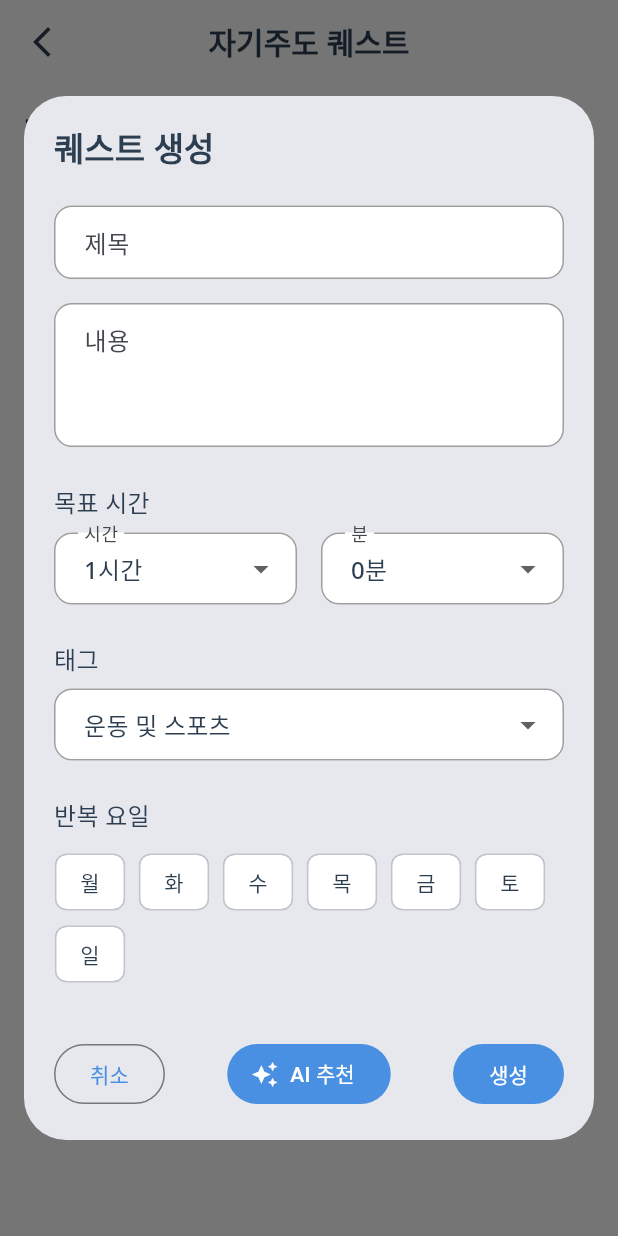
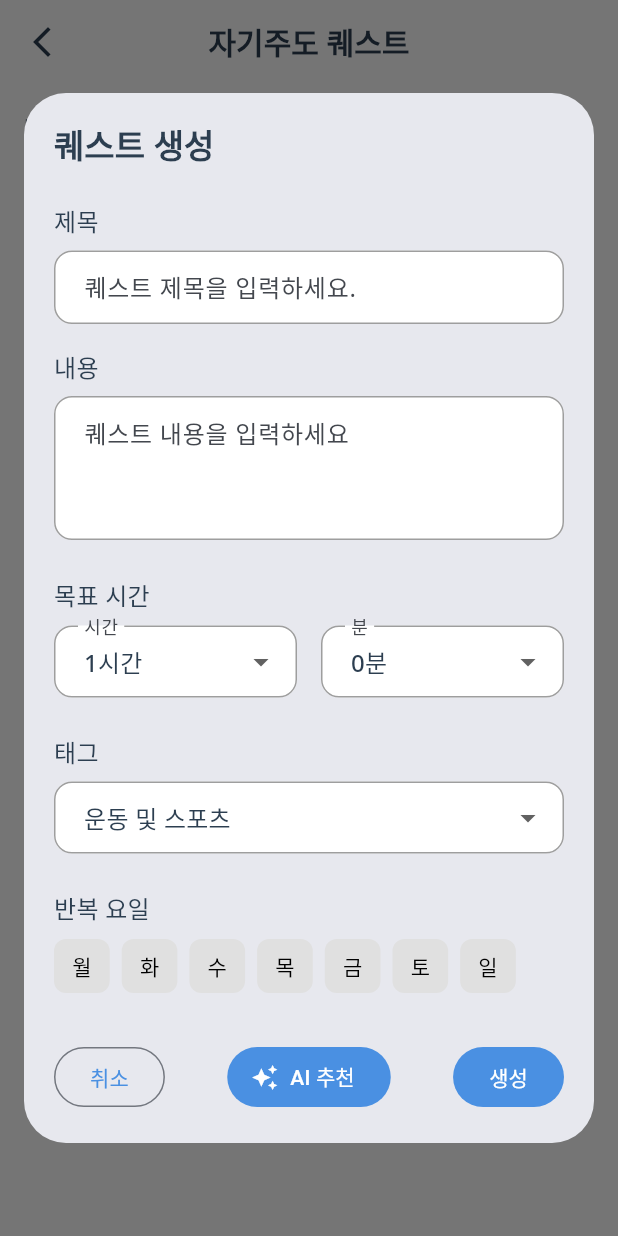
Before and after one commit to YoungGilMad/frontend, a Flutter app: the DailyQuestScreen screen opened directly, after a tap on "자기주도 퀘스트 생성하기", on a phone screen of 412 x 824 dp. Run offline on Flutter 3.47's test engine with Material 3 defaults, Android fonts, the phone set to English and light mode, and no system bars; our stand-ins replace fl_chart, flutter_dotenv, google_fonts, shared_preferences; accounts and stored records are empty.

Commit message:
develop: quest screen ui and add quest detail screen

```diff
--- /dev/null
+++ b/lib/data/models/quest_item_model.dart
@@ -0,0 +1,20 @@
+
+class QuestItem {
+  final String id;
+  final String title;
+  final String description;
+  final DateTime? deadline;
+  final bool isCompleted;
+  final String difficulty;
+  final DateTime createdAt;
+
+  QuestItem({
+    required this.id,
+    required this.title,
+    required this.description,
+    this.deadline,
+    this.isCompleted = false,
+    required this.difficulty,
+    required this.createdAt,
+  });
+}
--- a/lib/main.dart
+++ b/lib/main.dart
@@ -1,3 +1,4 @@
+import 'package:app_beh/presentation/screens/home/home_screen.dart';
 import 'package:flutter/material.dart';
 import 'package:provider/provider.dart';
 import 'package:flutter_dotenv/flutter_dotenv.dart';
@@ -36,7 +37,8 @@ class MyApp extends StatelessWidget {
       title: 'BeHero',
       debugShowCheckedModeBanner: false,
       theme: AppTheme.lightTheme,  // 여기서 AppTheme 적용
-      home: const InitialScreen(),
+      home: HomeScreen(),
+      // home: const InitialScreen(),
     );
   }
 }
--- a/lib/presentation/screens/quest/daily_quest_screen.dart
+++ b/lib/presentation/screens/quest/daily_quest_screen.dart
@@ -3,8 +3,13 @@ import 'package:http/http.dart' as http;
 import 'dart:convert';
 import '../../widgets/common/app_bar_widget.dart';
 import '../../widgets/quest/quest_list_widget.dart';
+import '/data/models/quest_item_model.dart';
 
 class DailyQuestScreen extends StatefulWidget {
+  // final int userId; // 사용자 ID
+
+  // const DailyQuestScreen({super.key, required this.userId});
+
   const DailyQuestScreen({super.key});
 
   @override
@@ -12,7 +17,10 @@ class DailyQuestScreen extends StatefulWidget {
 }
 
 class _DailyQuestScreenState extends State<DailyQuestScreen> {
+
   final List<QuestItem> _quests = [];
+  // List<Map<String, dynamic>> _quests = [];
+
   final List<String> tags = [
     '운동 및 스포츠',
     '공부',
@@ -23,11 +31,86 @@ class _DailyQuestScreenState extends State<DailyQuestScreen> {
   ];
 
   final List<String> _days = ['월', '화', '수', '목', '금', '토', '일'];
-  final Map<String, bool> _selectedDays = {
+  Map<String, bool> _selectedDays = {
     '월': false, '화': false, '수': false,
     '목': false, '금': false, '토': false, '일': false,
   };
 
+  // @override
+  // void initState() {
+  //   super.initState();
+  //   _fetchQuests(); // 앱 실행 시 퀘스트 불러오기
+  // }
+
+  // /// 백엔드 통신 함수 (HTTP)
+  // // ✅ 퀘스트 리스트 조회 (GET 요청)
+  // Future<void> _fetchQuests() async {
+  //   final url = Uri.parse('https://your-api.com/quest/info/${widget.userId}');
+  //   final response = await http.get(url);
+  //
+  //   if (response.statusCode == 200) {
+  //     setState(() {
+  //       _quests = List<Map<String, dynamic>>.from(json.decode(response.body));
+  //     });
+  //   } else {
+  //     print("Error fetching quests: ${response.body}");
+  //   }
+  // }
+  //
+  // /// ✅ 새로운 퀘스트 생성 (POST 요청)
+  // Future<void> _createQuest(String todo) async {
+  //   final url = Uri.parse('https://your-api.com/quest/self-gen/${widget.userId}');
+  //   final response = await http.post(
+  //     url,
+  //     headers: {"Content-Type": "application/json"},
+  //     body: json.encode({"todo": todo}),
+  //   );
+  //
+  //   if (response.statusCode == 200) {
+  //     _fetchQuests(); // ✅ 퀘스트 다시 불러오기
+  //   } else {
+  //     print("Error creating quest: ${response.body}");
+  //   }
+  // }
+  //
+  // /// ✅ 퀘스트 완료 처리 (POST 요청)
+  // Future<void> _completeQuest(int questId) async {
+  //   final url = Uri.parse('https://your-api.com/quest/self-clear/$questId');
+  //   final response = await http.post(url);
+  //
+  //   if (response.statusCode == 200) {
+  //     _fetchQuests(); // ✅ 완료 후 퀘스트 목록 갱신
+  //   } else {
+  //     print("Error completing quest: ${response.body}");
+  //   }
+  // }
+  //
+  // /// ✅ 퀘스트 삭제 (DELETE 요청)
+  // Future<void> _deleteQuest(int questId) async {
+  //   final url = Uri.parse('https://your-api.com/quest/remove/$questId');
+  //   final response = await http.delete(url);
+  //
+  //   if (response.statusCode == 200) {
+  //     _fetchQuests(); // ✅ 삭제 후 퀘스트 목록 갱신
+  //   } else {
+  //     print("Error deleting quest: ${response.body}");
+  //   }
+  // }
+
+  // 난이도
+  String getDifficulty(int selectedHours) {
+    if (selectedHours >= 0 && selectedHours < 2) {
+      return 'easy'; // 0, 1
+    } else if (selectedHours > 1 && selectedHours < 5) {
+      return 'medium'; // 2, 3, 4
+    } else if (selectedHours > 4 && selectedHours < 7) {
+      return 'hard'; // 5, 6
+    } else {
+      return 'UNKNOWN'; // 범위를 벗어난 경우 기본값
+    }
+  }
+
+  // 퀘스트 생성 다이얼로그
   void _showQuestCreationDialog() {
     final TextEditingController titleController = TextEditingController();
     final TextEditingController contentController = TextEditingController();
@@ -36,8 +119,8 @@ class _DailyQuestScreenState extends State<DailyQuestScreen> {
     int selectedMinutes = 0;
 
     showDialog(
-      context: context,
-      builder: (context) => Dialog(
+      context: context, builder: (context) => StatefulBuilder(  // StatefulBuilder 추가
+      builder: (context, setDialogState) => Dialog(
         insetPadding: const EdgeInsets.all(16),
         child: Container(
           width: double.infinity,
@@ -56,22 +139,30 @@ class _DailyQuestScreenState extends State<DailyQuestScreen> {
                 const SizedBox(height: 24),
 
                 // 제목 입력
+                Text(
+                  "제목",
+                  style: Theme.of(context).textTheme.titleMedium,
+                ),
+                const SizedBox(height: 8),
                 TextField(
                   controller: titleController,
                   decoration: const InputDecoration(
-                    labelText: '제목',
-                    hintText: '퀘스트 제목을 입력하세요',
+                    hintText: '퀘스트 제목을 입력하세요.',
                     border: OutlineInputBorder(),
                   ),
                 ),
                 const SizedBox(height: 16),
 
                 // 내용 입력
+                Text(
+                  "내용",
+                  style: Theme.of(context).textTheme.titleMedium,
+                ),
+                const SizedBox(height: 8),
                 TextField(
                   controller: contentController,
                   maxLines: 3,
                   decoration: const InputDecoration(
-                    labelText: '내용',
                     hintText: '퀘스트 내용을 입력하세요',
                     border: OutlineInputBorder(),
                     alignLabelWithHint: true,
@@ -152,22 +243,29 @@ class _DailyQuestScreenState extends State<DailyQuestScreen> {
                 ),
                 const SizedBox(height: 8),
                 Wrap(
+                  // key: ValueKey(_selectedDays.hashCode), // 강제 리빌드 -> 색상 초기화
                   spacing: 8,
                   children: _days.map((day) {
-                    return FilterChip(
-                      label: Text(day),
-                      selected: _selectedDays[day]!,
-                      onSelected: (bool selected) {
-                        setState(() {
-                          _selectedDays[day] = selected;
+                    return GestureDetector(
+                      onTap: () {
+                        setDialogState(() {
+                          _selectedDays[day] = !_selectedDays[day]!; // ✅ 클릭 시 즉시 상태 변경
+                          // 디버깅 코드
+                          print("선택된 요일: $_selectedDays");
                         });
                       },
-                      selectedColor: Theme.of(context).colorScheme.primary,
-                      checkmarkColor: Colors.white,
-                      labelStyle: TextStyle(
-                        color: _selectedDays[day]!
-                            ? Colors.white
-                            : Theme.of(context).textTheme.bodyMedium?.color,
+                      child: Container(
+                        padding: EdgeInsets.symmetric(vertical: 8, horizontal: 12),
+                        decoration: BoxDecoration(
+                          color: _selectedDays[day]! ? Theme.of(context).colorScheme.primary : Colors.grey[300], // ✅ 선택 시 색상 변경
+                          borderRadius: BorderRadius.circular(8),
+                        ),
+                        child: Text(
+                          day,
+                          style: TextStyle(
+                            color: _selectedDays[day]! ? Colors.white : Colors.black, // ✅ 선택 여부에 따라 텍스트 색 변경
+                          ),
+                        ),
                       ),
                     );
                   }).toList(),
@@ -215,13 +313,19 @@ class _DailyQuestScreenState extends State<DailyQuestScreen> {
                           id: DateTime.now().millisecondsSinceEpoch.toString(),
                           title: titleController.text,
                           description: contentController.text,
-                          difficulty: 'medium',
+                          difficulty: getDifficulty(selectedHours),
                           deadline: null,
                           createdAt: DateTime.now(),
                         );
 
+                        _selectedDays = {
+                          '월': false, '화': false, '수': false,
+                          '목': false, '금': false, '토': false, '일': false,
+                        };
+
                         setState(() {
-                          _quests.add(newQuest);
+                          _addQuest(newQuest);
+                          // 요일 리셋
                         });
 
                         Navigator.pop(context);
@@ -235,6 +339,7 @@ class _DailyQuestScreenState extends State<DailyQuestScreen> {
           ),
         ),
       ),
+    ),
     );
   }
 
@@ -351,10 +456,17 @@ class _DailyQuestScreenState extends State<DailyQuestScreen> {
     );
   }
 
+  void _addQuest(QuestItem quest) {
+    setState(() {
+      _quests.insert(0, quest);
+    });
+  }
+
   void _editQuest(QuestItem quest) {
     // TODO: 퀘스트 수정 구현
   }
 
+  /// 아래 코드는 새로운 api 통신 메서드로 대체
   void _completeQuest(QuestItem quest) {
     setState(() {
       final index = _quests.indexWhere((q) => q.id == quest.id);
@@ -370,3 +482,16 @@ class _DailyQuestScreenState extends State<DailyQuestScreen> {
     });
   }
 }
+
+/**
+ * 할 일
+ * 1. 퀘스트 쌓이는 순서 위로 쌓이게 변경 v
+ * - 생성하는 창 다시 키면 요일 다시 false로 v
+ * 2. 클릭하면 퀘스트 상세정보창으로 넘어가게 변경
+ * - 일단 ui는 구현 완료
+ * 3. 난이도 관련 이슈 해결 -> 시간에 따라 정해지게 알고리즘
+ * -
+ * 4. 백엔드에 퀘스트 데이터 만들어지도록 설정
+ * 5. 퀘스트 수정 및 삭제 기능 구현
+ * - 악용 방지를 위해 퀘스트를 수정 시
+ */
```
Also changed, not shown: lib/presentation/screens/quest/daily_quest_detail_screen.dart (added, +127 -0 lines), lib/presentation/widgets/quest/quest_list_widget.dart (+18 -27 lines), lib/data/models/quest_item_model.g.dart (added), pubspec.lock, 1 other file.
